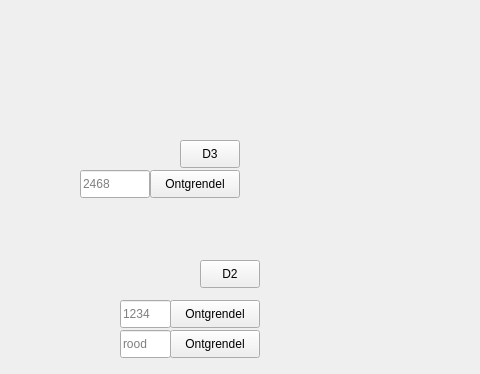
Qt form Week-4/mainwindow.ui (HHS-Assignments/Advanced-Embedded-programming) before a commit; both pictures show x 0 to 480 and y 0 to 374 of the 996 by 885 pixel window.
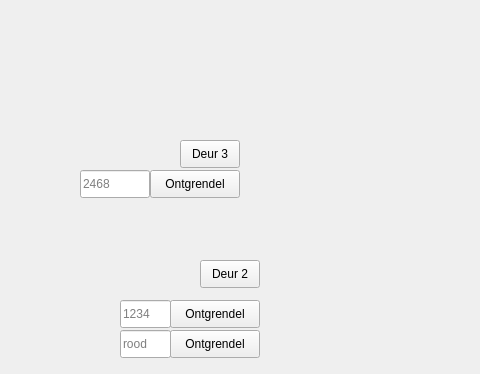
The same form after that commit.

Patch:
```diff
--- a/Week-4/mainwindow.ui
+++ b/Week-4/mainwindow.ui
@@ -183,7 +183,7 @@
      </rect>
     </property>
     <property name="text">
-     <string>D2</string>
+        <string>Deur 2</string>
     </property>
    </widget>
    <widget class="QLineEdit" name="draaideur1CodeInvoer">
@@ -254,7 +254,7 @@
      </rect>
     </property>
     <property name="text">
-     <string>D3</string>
+        <string>Deur 3</string>
     </property>
    </widget>
    <widget class="QLineEdit" name="draaideur2CodeInvoer">
```
Left out of the diff: 36 changed lines with no effect on the pictures.
